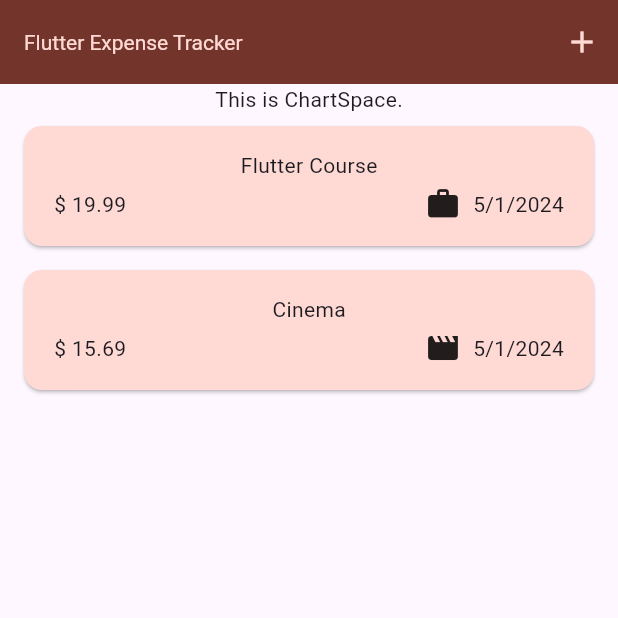
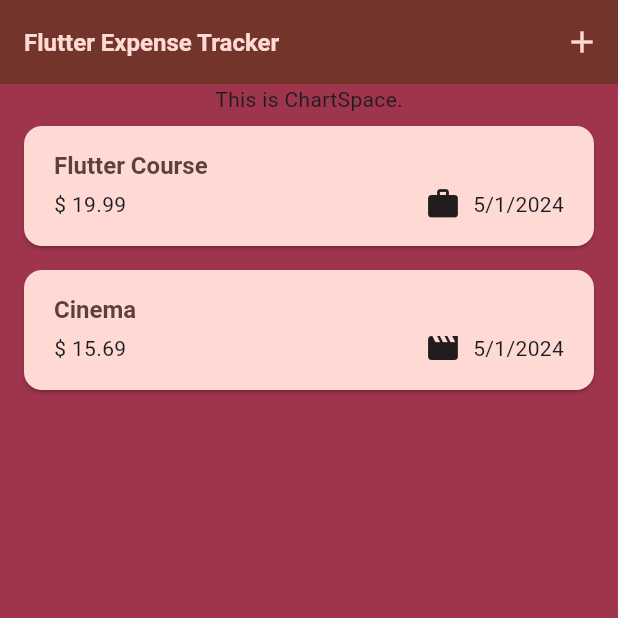
Before and after one commit to onodaryo/thirdapp, a Flutter app: the screen it shows after launch, on a phone screen of 412 x 824 dp, the top half of it. Run offline on Flutter 3.47's test engine with Material 3 defaults, Android fonts, the phone set to English and light mode, and no system bars.

Commit message:
カラーテーマの適用範囲の拡張

```diff
--- a/lib/widgets/expenseItem.dart
+++ b/lib/widgets/expenseItem.dart
@@ -16,8 +16,9 @@ class ExpenseItem extends StatelessWidget{
           vertical: 16,
         ),
         child: Column(
+          crossAxisAlignment: CrossAxisAlignment.start,
           children: [
-            Text(expense.title),
+            Text(expense.title, style: Theme.of(context).textTheme.titleLarge,),
             const SizedBox(height: 4,),
             Row(
               children: [
--- a/lib/widgets/expensesList.dart
+++ b/lib/widgets/expensesList.dart
@@ -14,6 +14,19 @@ class ExpensesList extends StatelessWidget {
     return ListView.builder(
       itemCount: expenses.length,
       itemBuilder: (ctx, index) => Dismissible(
+        background: Container(
+          padding:const EdgeInsets.symmetric(vertical: 36),
+          color: Theme.of(context).colorScheme.error.withOpacity(0.75),
+          margin: EdgeInsets.symmetric(
+            horizontal: Theme.of(context).cardTheme.margin!.horizontal,
+          ),
+          child: const Text(
+            'Remove this item',
+            textAlign: TextAlign.end,
+            style: TextStyle(color: Color.fromARGB(255, 252, 139, 139),
+            ),
+          ),
+        ),
         key: ValueKey(expenses[index]),
         onDismissed: (direction) {
           onRemovedExpense(expenses[index]);
```
Also changed, not shown: lib/main.dart (+4 -3 lines).
